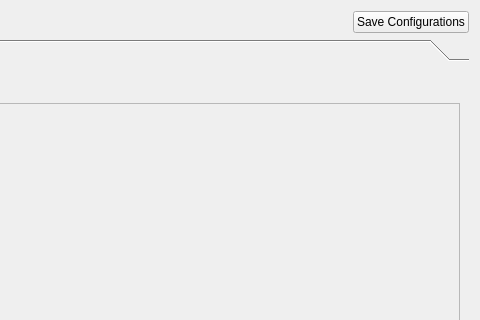
Qt form plot.ui (EK023/GUI_for_ZEEMAN) before a commit; both pictures show x 520 to 1000 and y 0 to 320 of the 1000 by 682 pixel window.
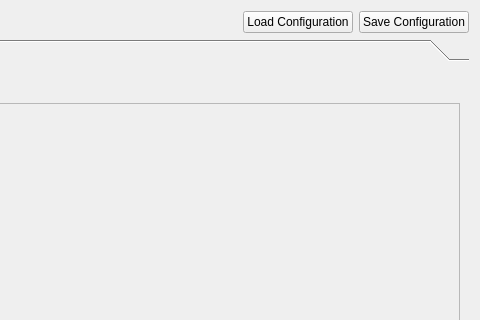
The same form after that commit.

Commit message: Added run format to the parameters and made a new choice class for it

Diff of the .ui file:
```diff
--- a/plot.ui
+++ b/plot.ui
@@ -71,10 +71,17 @@
        </property>
       </spacer>
      </item>
+     <item>
+      <widget class="QPushButton" name="loadConfButton">
+       <property name="text">
+        <string>Load Configuration</string>
+       </property>
+      </widget>
+     </item>
      <item>
       <widget class="QPushButton" name="saveConfButton">
        <property name="text">
-        <string>Save Configurations</string>
+        <string>Save Configuration</string>
        </property>
       </widget>
      </item>
```
The commit also changes 3 other files.
